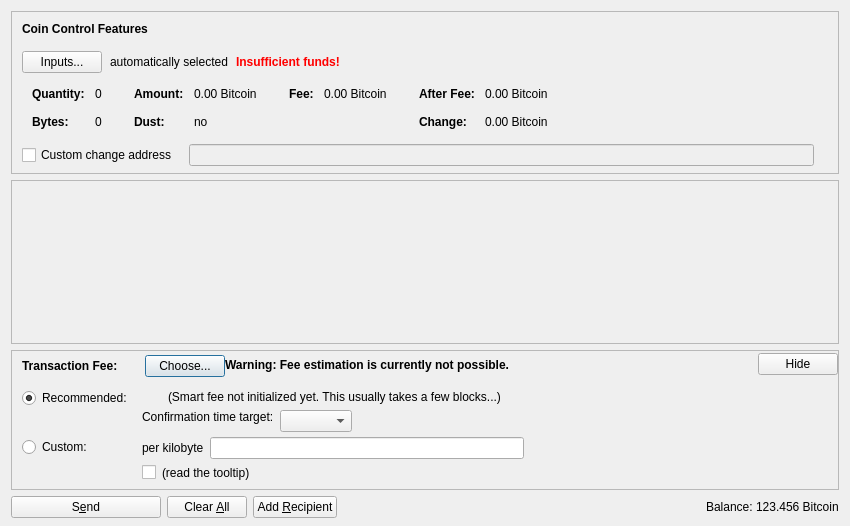
First picture: the form in src/qt/forms/sendcoinsdialog.ui, repository bidxcore/bidx, before the edit.
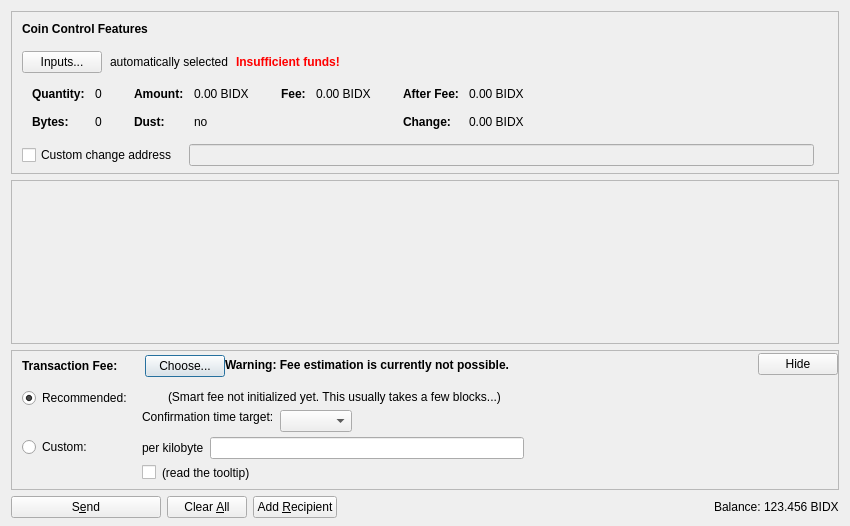
Second picture: the form after the edit. Icons and pictures are not drawn. Custom widgets are drawn as their Qt base class.

Diff of the .ui file:
```diff
--- a/src/qt/forms/sendcoinsdialog.ui
+++ b/src/qt/forms/sendcoinsdialog.ui
@@ -324,7 +324,7 @@
                   <enum>Qt::ActionsContextMenu</enum>
                  </property>
                  <property name="text">
-                  <string notr="true">0.00 Bitcoin</string>
+                  <string notr="true">0.00 BIDX</string>
                  </property>
                  <property name="textInteractionFlags">
                   <set>Qt::LinksAccessibleByMouse|Qt::TextSelectableByKeyboard|Qt::TextSelectableByMouse</set>
@@ -404,7 +404,7 @@
                   <enum>Qt::ActionsContextMenu</enum>
                  </property>
                  <property name="text">
-                  <string notr="true">0.00 Bitcoin</string>
+                  <string notr="true">0.00 BIDX</string>
                  </property>
                  <property name="textInteractionFlags">
                   <set>Qt::LinksAccessibleByMouse|Qt::TextSelectableByKeyboard|Qt::TextSelectableByMouse</set>
@@ -455,7 +455,7 @@
                   <enum>Qt::ActionsContextMenu</enum>
                  </property>
                  <property name="text">
-                  <string notr="true">0.00 Bitcoin</string>
+                  <string notr="true">0.00 BIDX</string>
                  </property>
                  <property name="textInteractionFlags">
                   <set>Qt::LinksAccessibleByMouse|Qt::TextSelectableByKeyboard|Qt::TextSelectableByMouse</set>
@@ -484,7 +484,7 @@
                   <enum>Qt::ActionsContextMenu</enum>
                  </property>
                  <property name="text">
-                  <string notr="true">0.00 Bitcoin</string>
+                  <string notr="true">0.00 BIDX</string>
                  </property>
                  <property name="textInteractionFlags">
                   <set>Qt::LinksAccessibleByMouse|Qt::TextSelectableByKeyboard|Qt::TextSelectableByMouse</set>
@@ -1239,7 +1239,7 @@
           <cursorShape>IBeamCursor</cursorShape>
          </property>
          <property name="text">
-          <string notr="true">123.456 Bitcoin</string>
+          <string notr="true">123.456 BIDX</string>
          </property>
          <property name="textInteractionFlags">
           <set>Qt::LinksAccessibleByMouse|Qt::TextSelectableByKeyboard|Qt::TextSelectableByMouse</set>
```
Left out of the diff: 4 changed lines with no effect on the pictures.
